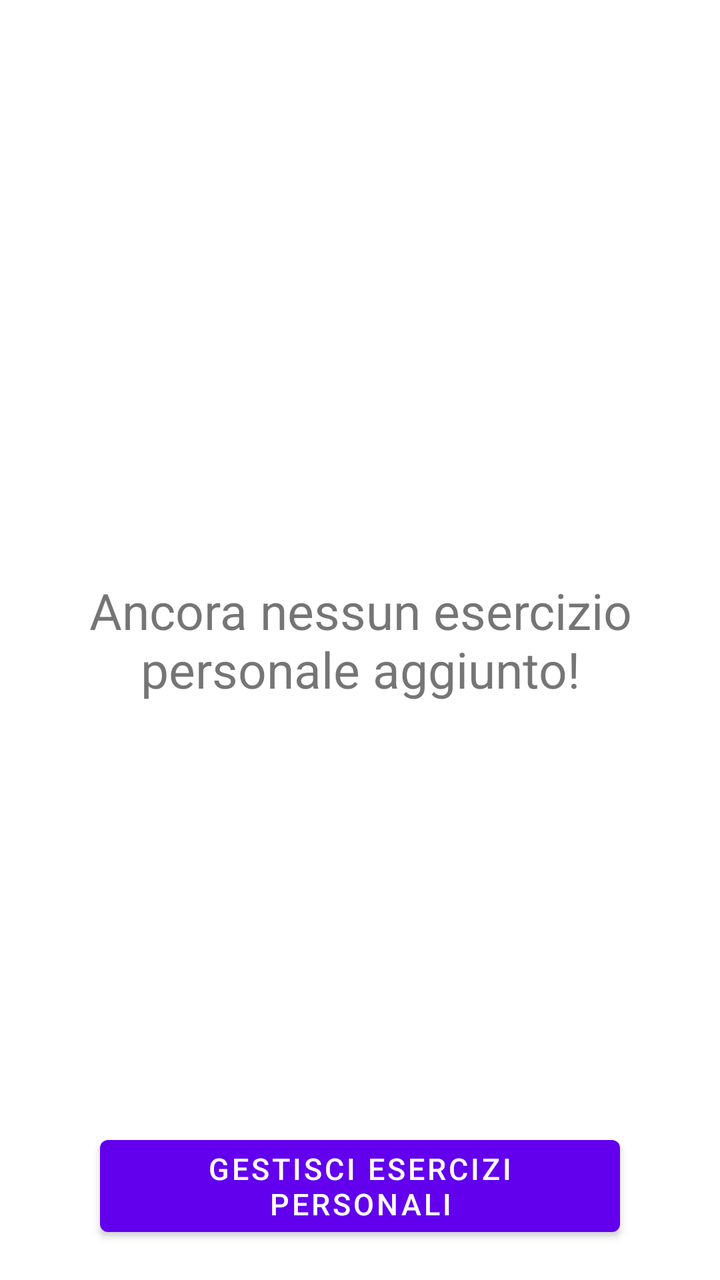
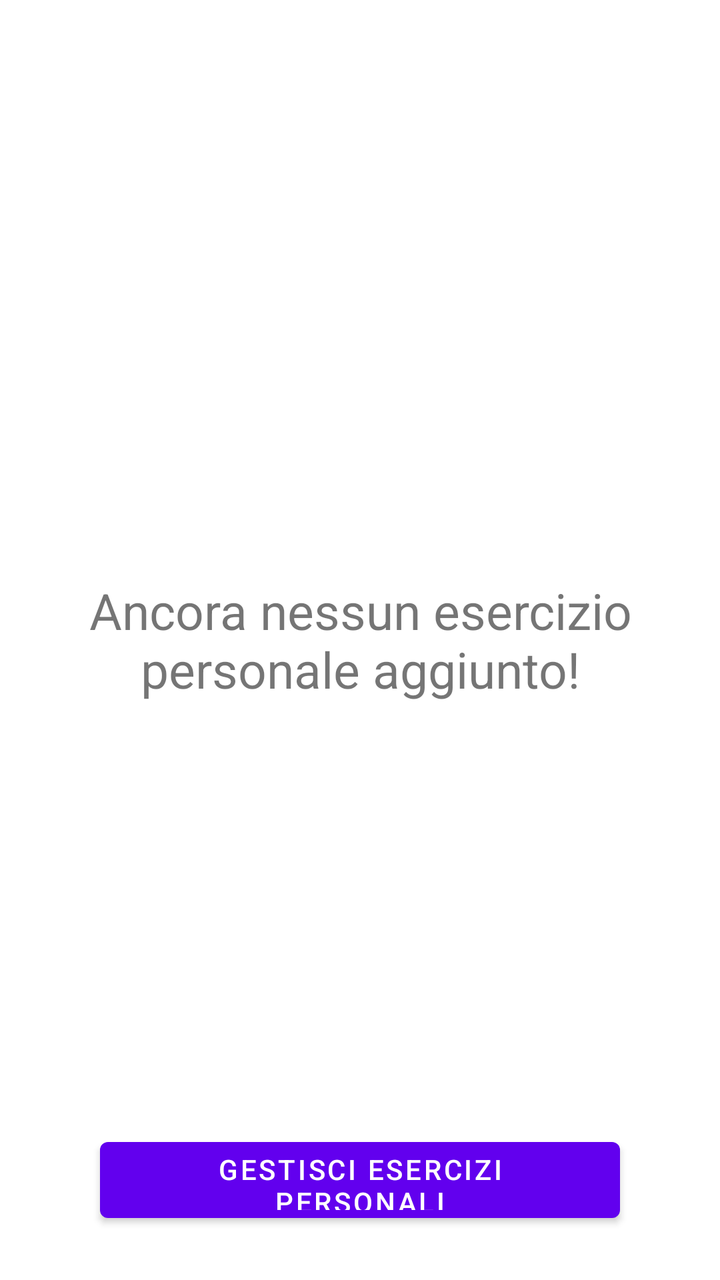

Screens rendered from an Android XML layout before and after an edit, with the pre-edit source and the edit as a unified diff.
<!-- AndroidManifest.xml: application theme Theme.YourCali -->
<!-- res/layout/fragment_personal_exercise_encyclopedia.xml -->
<?xml version="1.0" encoding="utf-8"?>
<FrameLayout xmlns:android="http://schemas.android.com/apk/res/android"
    xmlns:tools="http://schemas.android.com/tools"
    android:layout_width="match_parent"
    android:layout_height="match_parent"
    tools:context=".PersonalExerciseFragment">

    <TextView
        android:id="@+id/emptypersonalexercise"
        android:layout_width="376dp"
        android:layout_height="wrap_content"
        android:layout_gravity="center"
        android:text="Ancora nessun esercizio personale aggiunto!"
        android:textAlignment="center"
        android:textSize="25sp" />

    <LinearLayout
        android:layout_width="match_parent"
        android:layout_height="match_parent"
        android:orientation="vertical">

        <ScrollView
            android:layout_width="match_parent"
            android:layout_height="564dp">

            <androidx.recyclerview.widget.RecyclerView
                android:id="@+id/personalExerciseRecycler"
                android:layout_width="match_parent"
                android:layout_height="wrap_content" />

        </ScrollView>

        <RelativeLayout
            android:layout_width="match_parent"
            android:layout_height="wrap_content">

            <Button
                android:id="@+id/cancelManagingExercisesButton"
                android:layout_width="wrap_content"
                android:layout_height="wrap_content"
                android:layout_marginLeft="44dp"
                android:text="Annulla"
                android:textSize="17dp"
                android:visibility="gone"/>

            <Button
                android:id="@+id/createExerciseButton"
                android:layout_width="wrap_content"
                android:layout_height="wrap_content"
                android:layout_marginLeft="20dp"
                android:textSize="17dp"
                android:layout_toRightOf="@+id/cancelManagingExercisesButton"
                android:text="Crea esercizio"
                android:visibility="gone"/>

            <Button
                android:id="@+id/manageExercisesButton"
                android:layout_width="match_parent"
                android:layout_height="wrap_content"
                android:layout_marginHorizontal="50dp"
                android:text="Gestisci esercizi personali"
                android:textSize="15dp"
                tools:layout_editor_absoluteX="0dp"
                tools:layout_editor_absoluteY="376dp" />

        </RelativeLayout>

    </LinearLayout>

</FrameLayout>
<!-- resources referenced by this layout -->
<resources>
  <style name="Theme.YourCali" parent="Theme.MaterialComponents.DayNight.NoActionBar">
          
          <item name="colorPrimary">@color/purple_500</item>
          <item name="colorPrimaryVariant">@color/purple_700</item>
          <item name="colorOnPrimary">@color/white</item>
          
          <item name="colorSecondary">@color/teal_200</item>
          <item name="colorSecondaryVariant">@color/teal_700</item>
          <item name="colorOnSecondary">@color/black</item>
          
          <item name="android:statusBarColor" tools:targetApi="l">@color/DarkOrange</item>
          
      </style>
  <color name="purple_500">#FF6200EE</color>
  <color name="purple_700">#FF3700B3</color>
  <color name="white">#FFFFFFFF</color>
  <color name="teal_200">#FF03DAC5</color>
  <color name="teal_700">#FF018786</color>
  <color name="black">#FF000000</color>
  <color name="DarkOrange">#FFFC7C35</color>
</resources>

<!-- the commit's change to res/layout/fragment_personal_exercise_encyclopedia.xml (unified diff, before → after) -->
@@ -16,12 +16,12 @@
 
     <LinearLayout
         android:layout_width="match_parent"
-        android:layout_height="match_parent"
+        android:layout_height="wrap_content"
         android:orientation="vertical">
 
         <ScrollView
             android:layout_width="match_parent"
-            android:layout_height="564dp">
+            android:layout_height="518sp">
 
             <androidx.recyclerview.widget.RecyclerView
                 android:id="@+id/personalExerciseRecycler"
@@ -30,40 +30,39 @@
 
         </ScrollView>
 
-        <RelativeLayout
+        <Button
+            android:id="@+id/createExerciseButton"
+            android:layout_width="50sp"
+            android:layout_height="50dp"
+            android:layout_alignParentRight="true"
+            android:layout_centerVertical="true"
+            android:layout_marginLeft="330sp"
+            android:layout_marginTop="-50sp"
+            android:layout_marginRight="20dp"
+            android:autoSizeTextType="uniform"
+            android:background="@drawable/roundedbutton"
+            android:text="+"
+            android:visibility="gone" />
+
+        <Space
             android:layout_width="match_parent"
-            android:layout_height="wrap_content">
+            android:layout_height="47dp" />
 
-            <Button
-                android:id="@+id/cancelManagingExercisesButton"
-                android:layout_width="wrap_content"
-                android:layout_height="wrap_content"
-                android:layout_marginLeft="44dp"
-                android:text="Annulla"
-                android:textSize="17dp"
-                android:visibility="gone"/>
+        <Button
+            android:id="@+id/cancelManagingExercisesButton"
+            android:layout_width="match_parent"
+            android:layout_height="50sp"
+            android:layout_marginHorizontal="50sp"
+            android:text="Annulla"
+            android:visibility="gone" />
 
-            <Button
-                android:id="@+id/createExerciseButton"
-                android:layout_width="wrap_content"
-                android:layout_height="wrap_content"
-                android:layout_marginLeft="20dp"
-                android:textSize="17dp"
-                android:layout_toRightOf="@+id/cancelManagingExercisesButton"
-                android:text="Crea esercizio"
-                android:visibility="gone"/>
-
-            <Button
-                android:id="@+id/manageExercisesButton"
-                android:layout_width="match_parent"
-                android:layout_height="wrap_content"
-                android:layout_marginHorizontal="50dp"
-                android:text="Gestisci esercizi personali"
-                android:textSize="15dp"
-                tools:layout_editor_absoluteX="0dp"
-                tools:layout_editor_absoluteY="376dp" />
-
-        </RelativeLayout>
+        <Button
+            android:id="@+id/manageExercisesButton"
+            android:layout_width="match_parent"
+            android:layout_height="50sp"
+            android:layout_marginHorizontal="50dp"
+            android:text="Gestisci esercizi personali"
+            tools:ignore="TouchTargetSizeCheck" />
 
     </LinearLayout>
 
<!-- resource entries referenced after the edit -->
@@ -1,5 +1,11 @@
 <!-- resources referenced by this layout -->
 <resources>
+  <!-- drawable roundedbutton (drawable) -->
+  <?xml version="1.0" encoding="utf-8"?>
+  <shape xmlns:android="http://schemas.android.com/apk/res/android"
+      android:shape="oval">
+      <solid android:color="@color/Cranberry" />
+  </shape>
   <style name="Theme.YourCali" parent="Theme.MaterialComponents.DayNight.NoActionBar">
           
           <item name="colorPrimary">@color/purple_500</item>
@@ -13,6 +19,7 @@
           <item name="android:statusBarColor" tools:targetApi="l">@color/DarkOrange</item>
           
       </style>
+  <color name="Cranberry">#9F000F</color>
   <color name="purple_500">#FF6200EE</color>
   <color name="purple_700">#FF3700B3</color>
   <color name="white">#FFFFFFFF</color>
